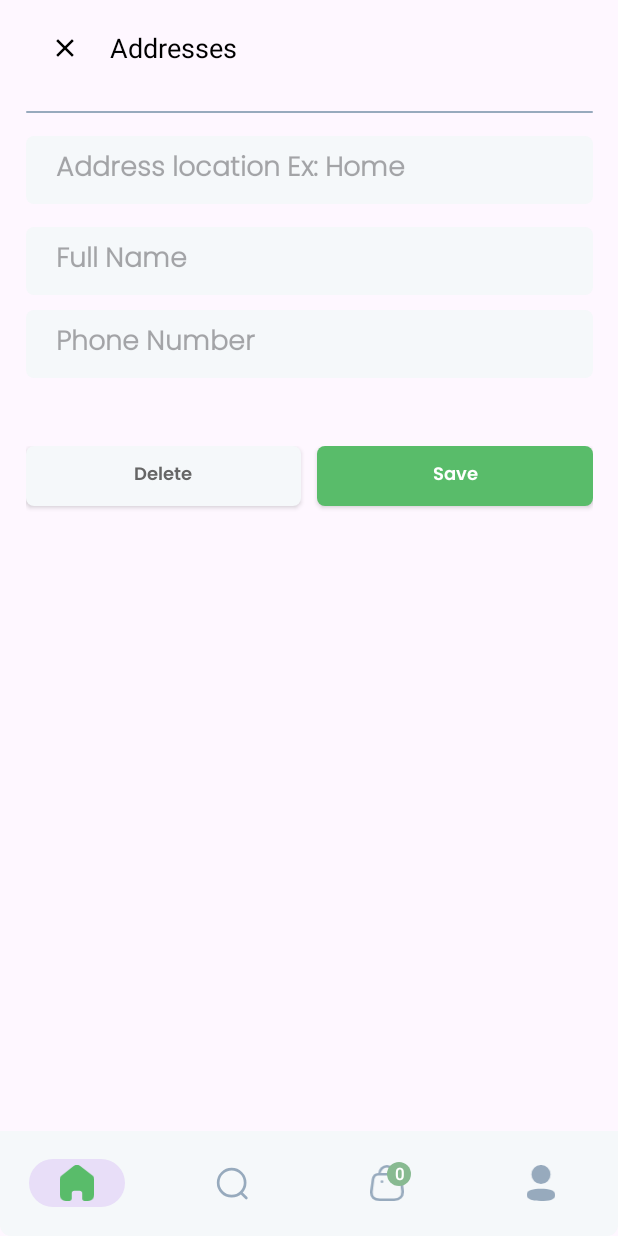
After one commit to DTC172/GrabFood_Clone, an Android app: the AddressFragment screen opened through its navigation route, on a phone screen of 412 x 824 dp. The commit adds this screen. Run offline under Robolectric (Android 15) with nearby library versions, the light colour scheme and no system bars; our stand-ins replace Dagger/Hilt's generated code, Firebase (no records; nobody signed in at launch, a user with empty details on screens opened directly), navigation-ui.

Commit message:
update address

```diff
--- /dev/null
+++ b/app/src/main/java/vn/dtc/project/grabfood/data/Address.kt
@@ -0,0 +1,14 @@
+package vn.dtc.project.grabfood.data
+
+import android.os.Parcelable
+import kotlinx.parcelize.Parcelize
+
+@Parcelize
+data class Address(
+    val addressTitle: String,
+    val fullName: String,
+    val phone: String
+): Parcelable {
+
+    constructor(): this("","","")
+}
--- /dev/null
+++ b/app/src/main/java/vn/dtc/project/grabfood/fragments/shopping/AddressFragment.kt
@@ -0,0 +1,76 @@
+package vn.dtc.project.grabfood.fragments.shopping
+
+import android.os.Bundle
+import android.view.LayoutInflater
+import android.view.View
+import android.view.ViewGroup
+import android.widget.Toast
+import androidx.fragment.app.Fragment
+import androidx.fragment.app.viewModels
+import androidx.lifecycle.lifecycleScope
+import androidx.navigation.fragment.findNavController
+import dagger.hilt.android.AndroidEntryPoint
+import kotlinx.coroutines.flow.collectLatest
+import vn.dtc.project.grabfood.data.Address
+import vn.dtc.project.grabfood.databinding.FragmentAddressBinding
+import vn.dtc.project.grabfood.util.Resource
+import vn.dtc.project.grabfood.viewmodel.AddressViewModel
+
+@AndroidEntryPoint
+class AddressFragment: Fragment() {
+    private lateinit var binding: FragmentAddressBinding
+    val viewModel by viewModels<AddressViewModel>()
+
+    override fun onCreate(savedInstanceState: Bundle?) {
+        super.onCreate(savedInstanceState)
+
+        lifecycleScope.launchWhenStarted {
+            viewModel.addNewAddress.collectLatest {
+                when (it){
+                    is Resource.Loading ->{
+                        binding.progressbarAddress.visibility = View.VISIBLE
+                    }
+                    is Resource.Success ->{
+                        binding.progressbarAddress.visibility = View.INVISIBLE
+                        findNavController().navigateUp()
+                    }
+                    is Resource.Error ->{
+                        Toast.makeText(requireContext(), it.message, Toast.LENGTH_SHORT).show()
+                    }
+                    else -> Unit
+                }
+            }
+        }
+
+        lifecycleScope.launchWhenStarted {
+            viewModel.error.collectLatest {
+                Toast.makeText(requireContext(), it, Toast.LENGTH_SHORT).show()
+            }
+        }
+    }
+    override fun onCreateView(
+        inflater: LayoutInflater,
+        container: ViewGroup?,
+        savedInstanceState: Bundle?
+    ): View? {
+        binding = FragmentAddressBinding.inflate(inflater)
+        return binding.root
+    }
+
+    override fun onViewCreated(view: View, savedInstanceState: Bundle?) {
+
+
+        super.onViewCreated(view, savedInstanceState)
+        binding.apply {
+            buttonSave.setOnClickListener{
+                val addressTitle = edAddressTitle.text.toString()
+                val fullName = edFullName.text.toString()
+                val phone = edPhone.text.toString()
+                val address = Address(addressTitle, fullName, phone)
+
+                viewModel.addAddress(address)
+            }
+        }
+
+    }
+}
--- /dev/null
+++ b/app/src/main/java/vn/dtc/project/grabfood/viewmodel/AddressViewModel.kt
@@ -0,0 +1,52 @@
+package vn.dtc.project.grabfood.viewmodel
+
+import androidx.lifecycle.ViewModel
+import androidx.lifecycle.viewModelScope
+import com.google.firebase.auth.FirebaseAuth
+import com.google.firebase.firestore.FirebaseFirestore
+import dagger.hilt.android.lifecycle.HiltViewModel
+import kotlinx.coroutines.flow.MutableSharedFlow
+import kotlinx.coroutines.flow.MutableStateFlow
+import kotlinx.coroutines.flow.asSharedFlow
+import kotlinx.coroutines.flow.asStateFlow
+import kotlinx.coroutines.launch
+import vn.dtc.project.grabfood.data.Address
+import vn.dtc.project.grabfood.util.Resource
+import javax.inject.Inject
+
+@HiltViewModel
+class AddressViewModel @Inject constructor(
+    private val firestore: FirebaseFirestore,
+    private val auth: FirebaseAuth
+): ViewModel() {
+
+    private val _addNewAddress = MutableStateFlow<Resource<Address>>(Resource.Unspecified())
+    val addNewAddress = _addNewAddress.asStateFlow()
+
+
+    private val _error = MutableSharedFlow<String>()
+    val error = _error.asSharedFlow()
+    fun addAddress(address: Address){
+        val validateInputs = validateEnputs(address)
+
+        if (validateInputs){
+            firestore.collection("user").document(auth.uid!!).collection("address").document()
+                .set(address)
+                .addOnSuccessListener {
+                    viewModelScope.launch { _addNewAddress.emit(Resource.Success(address)) }
+                }.addOnFailureListener {
+                    viewModelScope.launch { _addNewAddress.emit(Resource.Error(it.message.toString())) }
+                }
+        } else{
+            viewModelScope.launch{
+                _error.emit("All fields are required")
+            }
+        }
+    }
+
+    private fun validateEnputs(address: Address): Boolean {
+        return address.addressTitle.trim().isNotEmpty() &&
+                address.phone.trim().isNotEmpty() &&
+                address.fullName.trim().isNotEmpty()
+    }
+}
--- /dev/null
+++ b/app/src/main/res/layout/fragment_address.xml
@@ -0,0 +1,186 @@
+<?xml version="1.0" encoding="utf-8"?>
+<?xml version="1.0" encoding="utf-8"?>
+<androidx.constraintlayout.widget.ConstraintLayout xmlns:android="http://schemas.android.com/apk/res/android"
+    xmlns:app="http://schemas.android.com/apk/res-auto"
+    xmlns:tools="http://schemas.android.com/tools"
+    android:layout_width="match_parent"
+    android:layout_height="match_parent">
+
+    <androidx.appcompat.widget.Toolbar
+        android:id="@+id/toolbarAddresses"
+        android:layout_width="0dp"
+        android:layout_height="wrap_content"
+        app:layout_constraintEnd_toEndOf="@id/guideline2"
+        app:layout_constraintStart_toStartOf="@id/guideline1"
+        app:layout_constraintTop_toTopOf="parent">
+
+        <androidx.constraintlayout.widget.ConstraintLayout
+            android:layout_width="match_parent"
+            android:layout_height="match_parent">
+
+            <ImageView
+                android:id="@+id/imageAddressClose"
+                android:layout_width="20dp"
+                android:layout_height="20dp"
+                android:src="@drawable/ic_close"
+                android:scaleType="centerInside"
+                app:layout_constraintBottom_toBottomOf="parent"
+                app:layout_constraintStart_toStartOf="parent"
+                app:layout_constraintTop_toTopOf="parent"
+                app:tint="@color/black" />
+
+
+            <TextView
+                android:id="@+id/tvPaymentMethods"
+                android:layout_width="wrap_content"
+                android:layout_height="wrap_content"
+                android:layout_marginStart="20dp"
+                android:text="@string/addresses"
+                android:textSize="18sp"
+                android:textColor="@color/black"
+                app:layout_constraintBottom_toBottomOf="@+id/imageAddressClose"
+                app:layout_constraintStart_toEndOf="@id/imageAddressClose"
+                app:layout_constraintTop_toTopOf="@+id/imageAddressClose" />
+
+        </androidx.constraintlayout.widget.ConstraintLayout>
+    </androidx.appcompat.widget.Toolbar>
+
+
+    <View
+        android:id="@+id/topLine"
+        android:layout_width="0dp"
+        android:layout_height="1dp"
+        android:layout_marginTop="10dp"
+        android:background="@drawable/white_background"
+        android:backgroundTint="@color/g_blue_gray200"
+        app:layout_constraintEnd_toEndOf="@id/guideline2"
+        app:layout_constraintStart_toStartOf="@id/guideline1"
+        app:layout_constraintTop_toBottomOf="@id/toolbarAddresses" />
+
+    <EditText
+        android:id="@+id/edAddressTitle"
+        android:layout_width="0dp"
+        android:layout_height="45dp"
+        android:background="@drawable/white_background"
+        android:fontFamily="@font/poppins_light"
+        android:gravity="start|center_vertical"
+        android:hint="@string/address_location_ex_home"
+        android:paddingStart="20dp"
+        android:paddingEnd="20dp"
+        android:singleLine="true"
+        android:textStyle="bold"
+        app:layout_constraintEnd_toEndOf="@id/guideline2"
+        app:layout_constraintStart_toStartOf="@id/guideline1"
+        app:layout_constraintTop_toBottomOf="@+id/topLine"
+        android:layout_marginTop="15dp"/>
+
+    <EditText
+        android:id="@+id/edFullName"
+        android:layout_width="0dp"
+        android:layout_height="45dp"
+        android:background="@drawable/white_background"
+        android:fontFamily="@font/poppins_light"
+        android:gravity="start|center_vertical"
+        android:hint="@string/full_name"
+        android:paddingStart="20dp"
+        android:paddingEnd="20dp"
+        android:singleLine="true"
+        android:textStyle="bold"
+        app:layout_constraintEnd_toEndOf="@id/guideline2"
+        app:layout_constraintStart_toStartOf="@id/guideline1"
+        app:layout_constraintTop_toBottomOf="@+id/edAddressTitle"
+        android:layout_marginTop="15dp"/>
+
+    <EditText
+        android:id="@+id/edPhone"
+        android:layout_width="0dp"
+        android:layout_height="45dp"
+        android:background="@drawable/white_background"
+        android:fontFamily="@font/poppins_light"
+        android:layout_marginTop="10dp"
+        android:gravity="start|center_vertical"
+        android:hint="@string/phone_number"
+        android:paddingStart="20dp"
+        android:paddingEnd="20dp"
+        android:phoneNumber="true"
+        android:singleLine="true"
+        android:textStyle="bold"
+        app:layout_constraintEnd_toStartOf="@+id/guideline2"
+        app:layout_constraintStart_toStartOf="@+id/guideline1"
+        app:layout_constraintTop_toBottomOf="@id/edFullName" />
+
+
+    <LinearLayout
+        android:layout_width="0dp"
+        android:layout_height="wrap_content"
+        app:layout_constraintEnd_toEndOf="@id/guideline2"
+        app:layout_constraintHorizontal_bias="1.0"
+        app:layout_constraintStart_toStartOf="@id/guideline1"
+        app:layout_constraintTop_toBottomOf="@id/edPhone"
+        app:layout_constraintVertical_bias="0.494"
+        android:layout_marginTop="45dp"
+        android:orientation="horizontal">
+
+
+
+        <androidx.appcompat.widget.AppCompatButton
+            android:id="@+id/buttonDelelte"
+            android:layout_width="0dp"
+            android:layout_height="40dp"
+            android:layout_marginBottom="20dp"
+            android:background="@drawable/white_background"
+            android:fontFamily="@font/poppins_thin"
+            android:text="@string/delete"
+            android:textAllCaps="false"
+            android:textColor="@color/g_gray700"
+            android:textSize="12dp"
+            android:visibility="visible"
+            android:layout_weight="1"
+            android:layout_marginEnd="5dp"
+            tools:ignore="SpUsage" />
+
+        <androidx.appcompat.widget.AppCompatButton
+            android:id="@+id/buttonSave"
+            android:layout_width="0dp"
+            android:layout_height="40dp"
+            android:layout_marginBottom="20dp"
+            android:background="@drawable/green_backgroud"
+            android:fontFamily="@font/poppins_thin"
+            android:text="@string/save"
+            android:textAllCaps="false"
+            android:textColor="@color/white"
+            android:textSize="12dp"
+            android:visibility="visible"
+            android:layout_weight="1"
+            android:layout_marginStart="5dp"
+            tools:ignore="SpUsage" />
+
+    </LinearLayout>
+
+
+    <ProgressBar
+        android:id="@+id/progressbarAddress"
+        android:layout_width="wrap_content"
+        android:layout_height="wrap_content"
+        android:indeterminateTint="@color/g_gray700"
+        app:layout_constraintBottom_toBottomOf="parent"
+        app:layout_constraintStart_toStartOf="parent"
+        app:layout_constraintEnd_toEndOf="parent"
+        android:layout_marginBottom="45dp"
+        android:visibility="gone"/>
+
+    <androidx.constraintlayout.widget.Guideline
+        android:id="@+id/guideline1"
+        android:layout_width="wrap_content"
+        android:layout_height="wrap_content"
+        android:orientation="vertical"
+        app:layout_constraintGuide_percent="0.04136253" />
+
+    <androidx.constraintlayout.widget.Guideline
+        android:id="@+id/guideline2"
+        android:layout_width="wrap_content"
+        android:layout_height="wrap_content"
+        android:orientation="vertical"
+        app:layout_constraintGuide_percent="0.96" />
+
+</androidx.constraintlayout.widget.ConstraintLayout>
--- a/app/src/main/res/navigation/shopping_graph.xml
+++ b/app/src/main/res/navigation/shopping_graph.xml
@@ -36,7 +36,11 @@
         android:id="@+id/profileFragment"
         android:name="vn.dtc.project.grabfood.fragments.shopping.ProfileFragment"
         android:label="ProfileFragment"
-        tools:layout="@layout/fragment_profile"/>
+        tools:layout="@layout/fragment_profile">
+        <action
+            android:id="@+id/action_profileFragment_to_addressFragment"
+            app:destination="@id/addressFragment" />
+    </fragment>
     <fragment
         android:id="@+id/foodDetailsFragment"
         android:name="vn.dtc.project.grabfood.fragments.shopping.FoodDetailsFragment"
@@ -46,4 +50,9 @@
             android:name="food"
             app:argType="vn.dtc.project.grabfood.data.Food" />
     </fragment>
+    <fragment
+        android:id="@+id/addressFragment"
+        android:name="vn.dtc.project.grabfood.fragments.shopping.AddressFragment"
+        android:label="AddressFragment"
+        tools:layout="@layout/fragment_address"/>
 </navigation>
--- a/app/src/main/res/values/strings.xml
+++ b/app/src/main/res/values/strings.xml
@@ -27,5 +27,11 @@
     <string name="search_now">Search Now</string>
     <string name="add_to_cart">Add to cart</string>
     <string name="search">Search</string>
+    <string name="delete">Delete</string>
+    <string name="save">Save</string>
+    <string name="phone_number">Phone Number</string>
+    <string name="full_name">Full Name</string>
+    <string name="address_location_ex_home">Address location Ex: Home</string>
+    <string name="addresses">Addresses</string>
 
 </resources>
```
